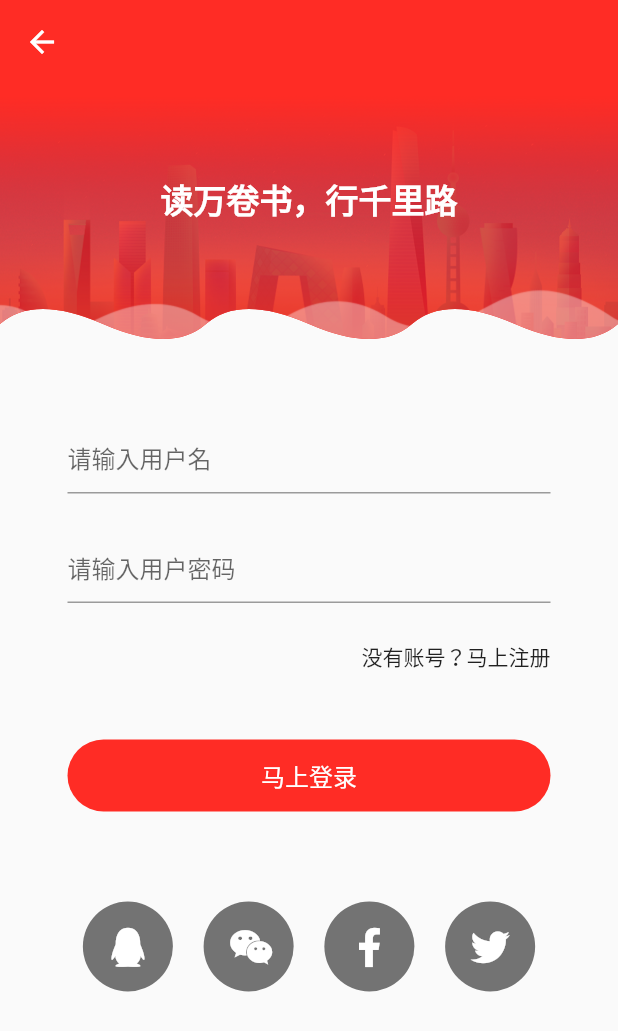
After one commit to Johvenly/SimpleShopping, a Flutter app: the screen it shows after launch, item 4 of the bottom bar chosen, after a tap on "Johwen Chou", on a phone screen of 412 x 824 dp. The commit adds this screen. Shown: the top 1031 px of the screen. Run offline on Flutter 3.47's test engine with Material 2 defaults, Android fonts, the phone set to English and light mode, and no system bars; our stand-ins replace event_bus, flutter_swiper, font_awesome_flutter; missing offline and left inert: yx; statements that could not run were skipped.

Commit message:
添加登录页界面（特别鸣谢“YM尚”大神）
仅仅写了界面，未添加登录事件。

```diff
--- /dev/null
+++ b/lib/auth/login.dart
@@ -0,0 +1,168 @@
+import 'package:flutter/material.dart';
+import 'package:font_awesome_flutter/font_awesome_flutter.dart';
+
+class Login extends StatefulWidget{
+  State<StatefulWidget> createState() => new LoginState();
+}
+
+class LoginState extends State<Login>{
+
+  @override
+  Widget build(BuildContext context){
+
+    Widget _body = new Container(
+      child: new Column(
+        mainAxisSize: MainAxisSize.max,
+        mainAxisAlignment: MainAxisAlignment.start,
+        crossAxisAlignment: CrossAxisAlignment.stretch,
+        children: <Widget>[
+          //头部背景
+          new ClipPath(
+            clipper: BottomClipper(),
+            child: new Container(
+              decoration: BoxDecoration(
+                color: Color.fromARGB(255, 255, 44, 37),
+                image: DecorationImage(
+                  image: AssetImage('assets/images/bg_login.png',),
+                  fit: BoxFit.cover,
+                  alignment: AlignmentDirectional.topCenter,
+                ),
+              ),
+              width: MediaQuery.of(context).size.width,
+              height: 180,
+              child: new Padding(
+                padding: EdgeInsets.only(top: 60),
+                child: Text('读万卷书，行千里路', style:TextStyle(fontSize: 22, fontWeight: FontWeight.bold, color: Colors.white), textAlign: TextAlign.center,),
+              ),
+            ),
+          ),
+
+          //表单列表
+          new Padding(
+            padding: EdgeInsets.only(top:45, left: 45, right: 45),
+            child: new TextField(
+              // style: hintTips,
+              // controller: _userNameController,
+              decoration: new InputDecoration(hintText: "请输入用户名"),
+              obscureText: false,
+            ),
+          ),
+          new Padding(
+            padding: EdgeInsets.only(top: 25, left: 45, right: 45),
+            child: new TextField(
+              // style: hintTips,
+              // controller: _userPassController,
+              decoration: new InputDecoration(hintText: "请输入用户密码"),
+              obscureText: true,
+            ),
+          ),
+          new GestureDetector(
+            child: new Padding(
+              padding: EdgeInsets.only(top:25, left: 45, right: 45),
+              child: Text('没有账号？马上注册', textAlign: TextAlign.end,),
+            ),
+            onTap: null,
+          ),
+          new Container(
+            margin: EdgeInsets.only(top: 45),
+            padding: EdgeInsets.only(left: 45, right: 45),
+            child: new FlatButton(
+              color: Color.fromARGB(255, 255, 44, 37),
+              padding: EdgeInsets.all(12),
+              shape: RoundedRectangleBorder(
+                side: BorderSide.none,
+                borderRadius: BorderRadius.all(Radius.circular(40)),
+              ),
+              onPressed: () {
+                // _postLogin(
+                //     _userNameController.text, _userPassController.text);
+              },
+              child: Text('马上登录', style: new TextStyle(color: Colors.white, fontSize: 16.0),)
+            ),
+          ),
+
+          //第三方登录列表
+          new Padding(
+            padding: EdgeInsets.only(left: 45, right: 45, top: 60),
+            child: new Row(
+              mainAxisAlignment: MainAxisAlignment.spaceAround,
+              children: <Widget>[
+                new GestureDetector(
+                  child: new CircleAvatar(
+                    radius: 30,
+                    backgroundColor: Colors.black54,
+                    child: Icon(FontAwesomeIcons.qq, color: Colors.white, size: 26,),
+                  ),
+                ),
+                new GestureDetector(
+                  child: new CircleAvatar(
+                    radius: 30,
+                    backgroundColor: Colors.black54,
+                    child: Icon(FontAwesomeIcons.weixin, color: Colors.white, size: 26,),
+                  ),
+                ),
+                new GestureDetector(
+                  child: new CircleAvatar(
+                    radius: 30,
+                    backgroundColor: Colors.black54,
+                    child: Icon(FontAwesomeIcons.facebookF, color: Colors.white, size: 26,),
+                  ),
+                ),
+                new GestureDetector(
+                  child: new CircleAvatar(
+                    radius: 30,
+                    backgroundColor: Colors.black54,
+                    child: Icon(FontAwesomeIcons.twitter, color: Colors.white, size: 26,),
+                  ),
+                ),
+              ],
+            ),
+          ),
+        ],
+      )
+    );
+
+    return MaterialApp(
+      debugShowCheckedModeBanner: false,
+      home: Scaffold(
+        resizeToAvoidBottomPadding: false,
+        appBar: AppBar(
+          elevation: 0,
+          backgroundColor: Color.fromARGB(255, 255, 44, 37),
+          leading: IconButton(
+            icon: BackButtonIcon(),
+            onPressed: (){
+              Navigator.pop(super.context);
+            },
+          ),
+        ),
+        body: _body,
+      ),
+    );
+  }
+}
+
+class BottomClipper extends CustomClipper<Path> {
+  @override
+  Path getClip(Size size) {
+    var path = Path();
+    path.lineTo(0.0, size.height - 20);
+
+    int doble = 12; int cdy = 40;
+    for(var i = 1; i <= (doble / 2); i++){
+      if(i.isOdd){
+        path.quadraticBezierTo(size.width / doble * (2 * i - 1) - (size.width / (doble *3)), size.height - cdy, size.width / doble * 2 * i, size.height - 20);
+      }else{
+        path.quadraticBezierTo(size.width / doble * (2 * i - 1) + (size.width / (doble *3)), size.height, size.width / doble * 2 * i, size.height - 20);
+      }
+    }
+
+    path.lineTo(size.width, 0.0);
+    path.close();
+
+    return path;
+  }
+
+  @override
+  bool shouldReclip(CustomClipper<Path> oldClipper) => false;
+}
--- a/lib/buycar/buycar.dart
+++ b/lib/buycar/buycar.dart
@@ -161,8 +161,9 @@ class BuycarState extends State<Buycar> with AutomaticKeepAliveClientMixin{
         onTap: (){
           Navigator.of(super.context).push(
             new MaterialPageRoute(
-                builder: (BuildContext context) => new Detail(title: _dataList[index]['title'])));
-            },
+                builder: (BuildContext context) => new Detail(title: _dataList[index]['title'])),
+          );
+        },
       );
     }
 
--- a/lib/home/home.dart
+++ b/lib/home/home.dart
@@ -5,10 +5,14 @@ import 'package:flutter_swiper/flutter_swiper.dart';
 import '../public/badge.dart';
 
 class Home extends StatefulWidget{
+  @override
   State<StatefulWidget> createState() => new HomeState();
 }
 
-class HomeState extends State{
+class HomeState extends State with AutomaticKeepAliveClientMixin{
+  @override
+  bool get wantKeepAlive => true;
+
   @override
   Widget build(BuildContext context){
     List _slides = <Widget>[
--- a/lib/index.dart
+++ b/lib/index.dart
@@ -6,12 +6,12 @@ import 'mine/mine.dart';
 
 class Index extends StatefulWidget {
   @override
-  State<StatefulWidget> createState()  => new IndexState();
+  IndexState createState()  => new IndexState();
 }
 
 class IndexState extends State<Index>{
   @override
-  int _currentIndex = 0;            //当前索引
+  int _currentIndex = 0;            //当前页面索引
   var _pageList = <StatefulWidget>[
     new Home(),
     new Classify(),
@@ -39,7 +39,7 @@ class IndexState extends State<Index>{
       fixedColor: Colors.green,
       onTap: (index){
         setState(() {
-          _currentIndex = index;
+          _currentIndex = index;      //修改当前页面索引
         });
       },
     );
--- a/lib/mine/mine.dart
+++ b/lib/mine/mine.dart
@@ -1,12 +1,14 @@
 import 'package:flutter/material.dart';
 import 'package:font_awesome_flutter/font_awesome_flutter.dart';
 import '../public/badge.dart';
+import '../auth/login.dart';
 
 class Mine extends StatefulWidget{
   State<StatefulWidget> createState() => new MineState();
 }
 
 class MineState extends State{
+  final bool _isLogin = false;
   @override
   Widget build(BuildContext context){
     Widget _body = new Container(
@@ -22,6 +24,8 @@ class MineState extends State{
                 decoration: BoxDecoration(
                   color: Color.fromARGB(255, 255, 44, 37),
                 ),
+                //头像/登录块
+                child: new GestureDetector(
                   child: new Column(
                     children: <Widget>[
                       new CircleAvatar(backgroundImage: new AssetImage('assets/images/avatar.jpg'), radius: 50),
@@ -30,6 +34,13 @@ class MineState extends State{
                         margin: EdgeInsets.only(top: 8),
                       )
                     ],
+                  ),
+                  onTap: (){
+                    Navigator.of(super.context).push(
+                      new MaterialPageRoute(
+                          builder: (BuildContext context) => new Login()),
+                    );
+                  },
                 ),
               ),
             ),
```
Also changed, not shown: lib/auth/LoginPage.dart (added, +183 -0 lines), lib/auth/RegisterPage.dart (added, +322 -0 lines), assets/images/bg_login.png (added). Lines whose indentation alone changed are shown as unchanged.
